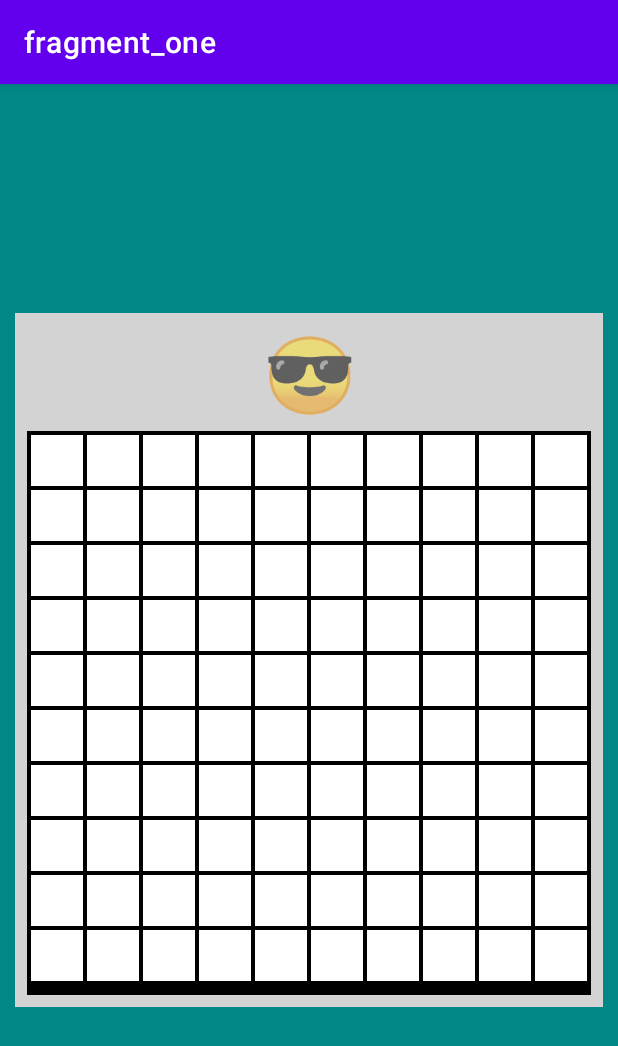
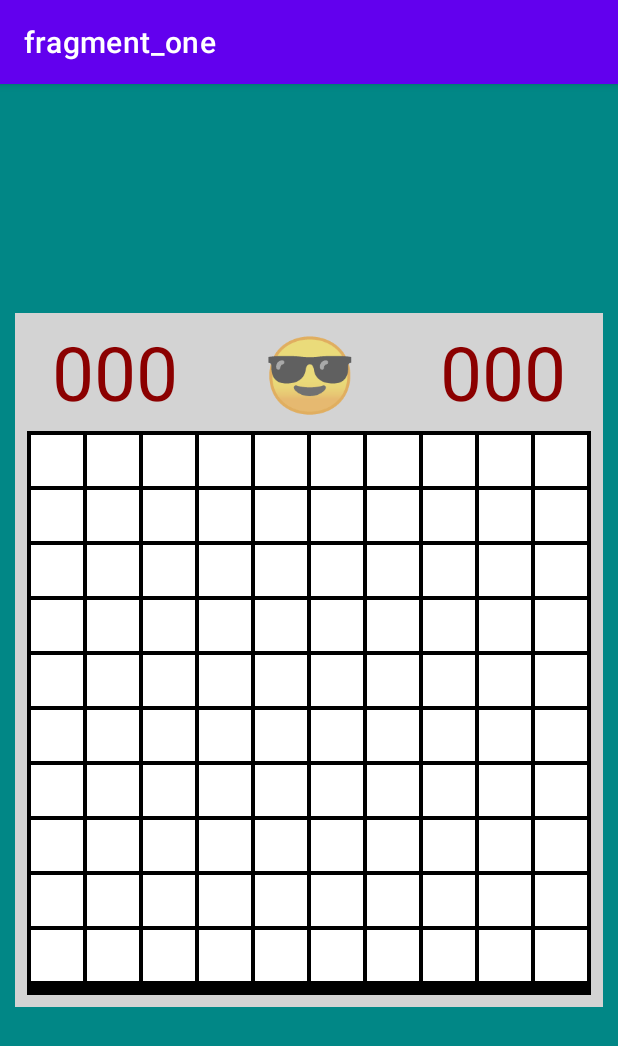
Before and after one commit to Aeforeva/Minesweeper, an Android app: the screen it shows after launch (MainActivity), on a phone screen of 412 x 824 dp. Shown: the top 1046 px of the screen. Run offline under Robolectric (Android 15) with nearby library versions, the phone set to English and light mode, and no system bars; our stand-ins replace data binding, navigation-ui; 4 statements that could not run were skipped.

```diff
--- a/app/src/main/res/layout/fragment_one.xml
+++ b/app/src/main/res/layout/fragment_one.xml
@@ -31,22 +31,23 @@
                 android:id="@+id/mines_left"
                 android:layout_width="0dp"
                 android:layout_height="0dp"
-                android:layout_margin="8dp"
                 android:gravity="center"
-                android:textSize="24sp"
+                android:text="000"
+                android:textColor="@color/dark_red"
+                android:textSize="50sp"
                 app:layout_constraintDimensionRatio="3:2"
-                app:layout_constraintStart_toStartOf="parent"
+                app:layout_constraintStart_toStartOf="@id/recycler"
                 app:layout_constraintTop_toTopOf="parent"
-                app:layout_constraintWidth_percent="0.3"
-                tools:text="mines left" />
+                app:layout_constraintWidth_percent="0.3" />
 
             <TextView
-                android:text="😎"
-                android:textSize="50dp"
-                android:gravity="center"
                 android:id="@+id/new_game_button"
                 android:layout_width="0dp"
                 android:layout_height="0dp"
+                android:gravity="center"
+                android:text="😎"
+                android:backgroundTint="@color/white"
+                android:textSize="50sp"
                 app:layout_constraintDimensionRatio="1:1"
                 app:layout_constraintEnd_toEndOf="parent"
                 app:layout_constraintStart_toStartOf="parent"
@@ -57,14 +58,14 @@
                 android:id="@+id/timer"
                 android:layout_width="0dp"
                 android:layout_height="0dp"
-                android:layout_margin="8dp"
                 android:gravity="center"
-                android:textSize="24sp"
+                android:text="000"
+                android:textColor="@color/dark_red"
+                android:textSize="50sp"
                 app:layout_constraintDimensionRatio="3:2"
-                app:layout_constraintEnd_toEndOf="parent"
+                app:layout_constraintEnd_toEndOf="@id/recycler"
                 app:layout_constraintTop_toTopOf="parent"
-                app:layout_constraintWidth_percent="0.3"
-                tools:text="timer" />
+                app:layout_constraintWidth_percent="0.3" />
 
             <androidx.recyclerview.widget.RecyclerView
                 android:id="@+id/recycler"
--- a/app/src/main/res/values/colors.xml
+++ b/app/src/main/res/values/colors.xml
@@ -9,4 +9,5 @@
     <color name="white">#FFFFFFFF</color>
 
     <color name="lt_gray">#FFD3D3D3</color>
+    <color name="dark_red">#8B0000</color>
 </resources>
```
